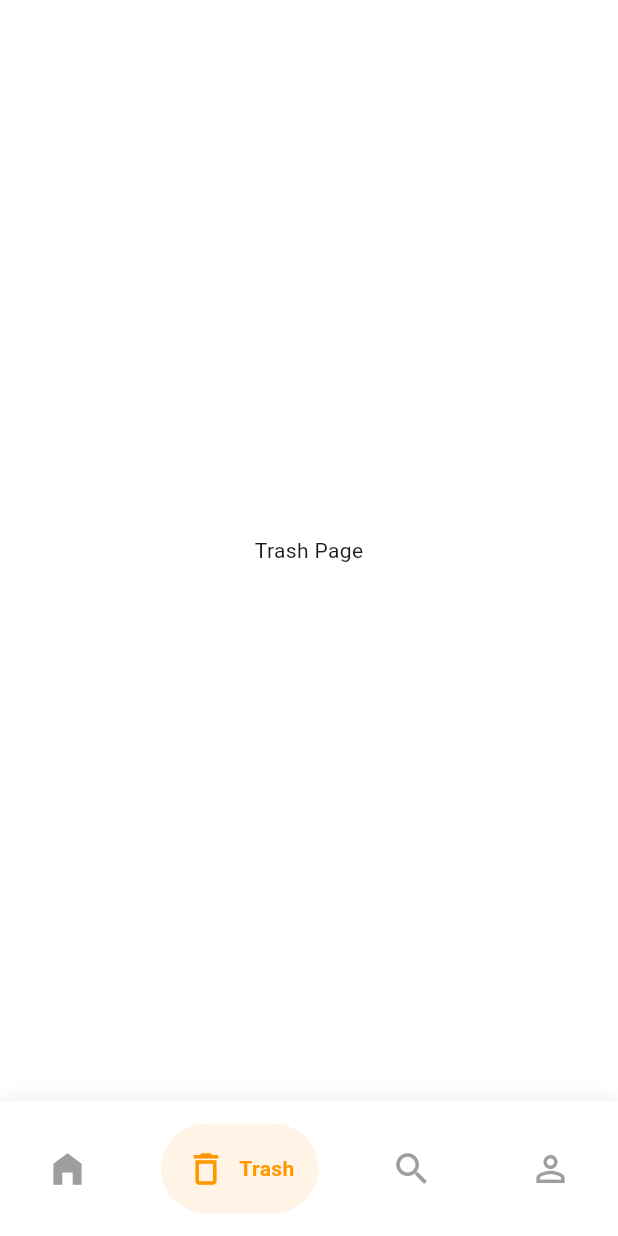
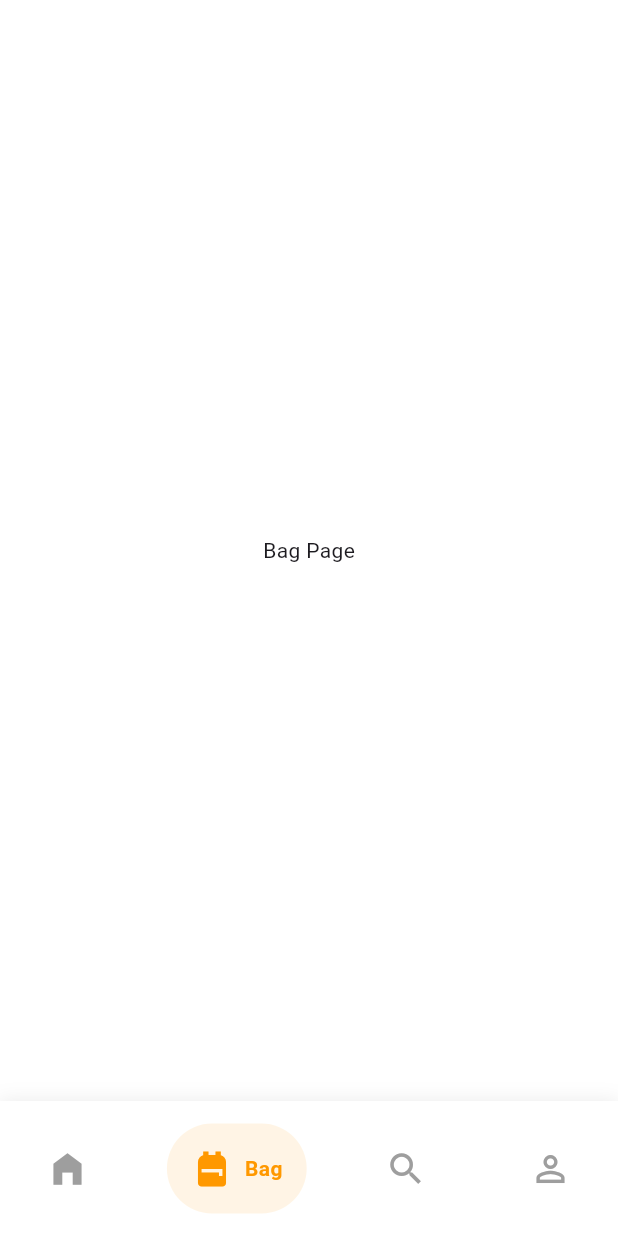
Before and after one commit to ayan15888/cabproject, a Flutter app: the screen it shows after launch, item 2 of the bottom bar chosen, on a phone screen of 412 x 824 dp. Run offline on Flutter 3.47's test engine with Material 3 defaults, Android fonts, the phone set to English and light mode, and no system bars; drawn by our look-alikes of google_nav_bar.

Commit message:
organized files inside the bottombar folder

```diff
--- a/lib/main.dart
+++ b/lib/main.dart
@@ -1,4 +1,4 @@
-import 'package:cabproject/screens/home_screen.dart';
+import 'package:cabproject/screens/bottomtabs/home_screen.dart';
 import 'package:flutter/material.dart';
 
 void main() {
--- a/lib/screens/trash_page.dart
+++ b/lib/screens/bottomtabs/bag_page.dart
@@ -1,12 +1,12 @@
 import 'package:flutter/material.dart';
 
-class TrashPage extends StatelessWidget {
-  const TrashPage({super.key});
+class BagPage extends StatelessWidget {
+  const BagPage({super.key});
 
   @override
   Widget build(BuildContext context) {
     return const Center(
-      child: Text('Trash Page'),
+      child: Text('Bag Page'),
     );
   }
 }
--- a/lib/screens/home_screen.dart
+++ b/lib/screens/bottomtabs/home_screen.dart
@@ -1,11 +1,11 @@
-import 'package:cabproject/screens/search_page.dart';
-import 'package:cabproject/screens/trash_page.dart';
+import 'package:cabproject/screens/bottomtabs/search_page.dart';
+import 'package:cabproject/screens/bottomtabs/bag_page.dart';
 import 'package:flutter/material.dart';
 
-import '../utils/promo_card.dart';
-import '../screens/profile_page.dart';
-import '../utils/service_item.dart';
-import '../widgets/past_booking_card.dart';
+import '../../utils/promo_card.dart';
+import '../../screens/bottomtabs/profile_page.dart';
+import '../../utils/service_item.dart';
+import '../../widgets/past_booking_card.dart';
 import 'package:google_nav_bar/google_nav_bar.dart';
 
 class HomeScreen extends StatefulWidget {
@@ -21,7 +21,7 @@ class _HomeScreenState extends State<HomeScreen> {
   // List of pages to show
   final List<Widget> _pages = [
     const HomeContent(), // This will be your current home content
-    const TrashPage(),
+    const BagPage(),
     const SearchPage(),
     const ProfilePage(),
   ];
@@ -65,8 +65,8 @@ class _HomeScreenState extends State<HomeScreen> {
                 iconSize: 28,
               ),
               GButton(
-                icon: Icons.delete_outline,
-                text: 'Trash',
+                icon: Icons.backpack,
+                text: 'Bag',
                 iconSize: 28,
               ),
               GButton(
@@ -225,12 +225,12 @@ class HomeContent extends StatelessWidget {
                 ],
               ),
 
-              const SizedBox(height: 24),
+              const SizedBox(height: 23),
 
               // Past Bookings Section
               const Text('Past Bookings',
                   style:
-                      TextStyle(fontSize: 20, fontWeight: FontWeight.bold)),
+                      TextStyle(fontSize: 25, fontWeight: FontWeight.bold)),
               const SizedBox(height: 16),
               const PastBookingCard(),
 
@@ -239,7 +239,7 @@ class HomeContent extends StatelessWidget {
               // Promos Section
               const Text('Promos',
                   style:
-                      TextStyle(fontSize: 24, fontWeight: FontWeight.bold)),
+                      TextStyle(fontSize: 23, fontWeight: FontWeight.bold)),
               const SizedBox(height: 16),
               Row(
                 children: [
--- a/lib/utils/vehicle_option_tile.dart
+++ b/lib/utils/vehicle_option_tile.dart
@@ -66,6 +66,7 @@ class VehicleOptionTile extends StatelessWidget {
           title: Text(
             title,
             style: TextStyle(
+              fontSize: 17,
               color: isSelected ? Colors.orange : Colors.black,
               fontWeight: isSelected ? FontWeight.bold : FontWeight.normal,
             ),
```
Also changed, not shown: lib/screens/chooseVehicle_screen.dart (+9 -7 lines), lib/utils/location_selection_modal.dart (+41 -46 lines), lib/utils/saved_location_item.dart (added, +32 -0 lines), lib/screens/bottomtabs/profile_page.dart (renamed from lib/screens/profile_page.dart), lib/screens/bottomtabs/search_page.dart (renamed from lib/screens/search_page.dart), lib/screens/locationEntry_screen.dart (deleted).
